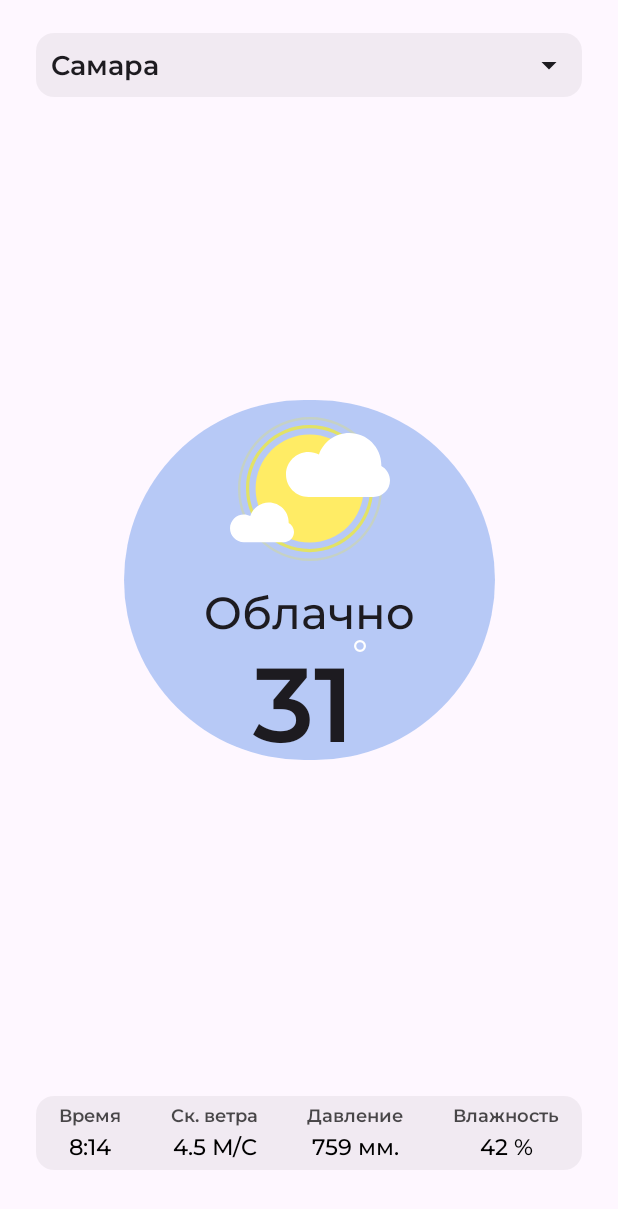
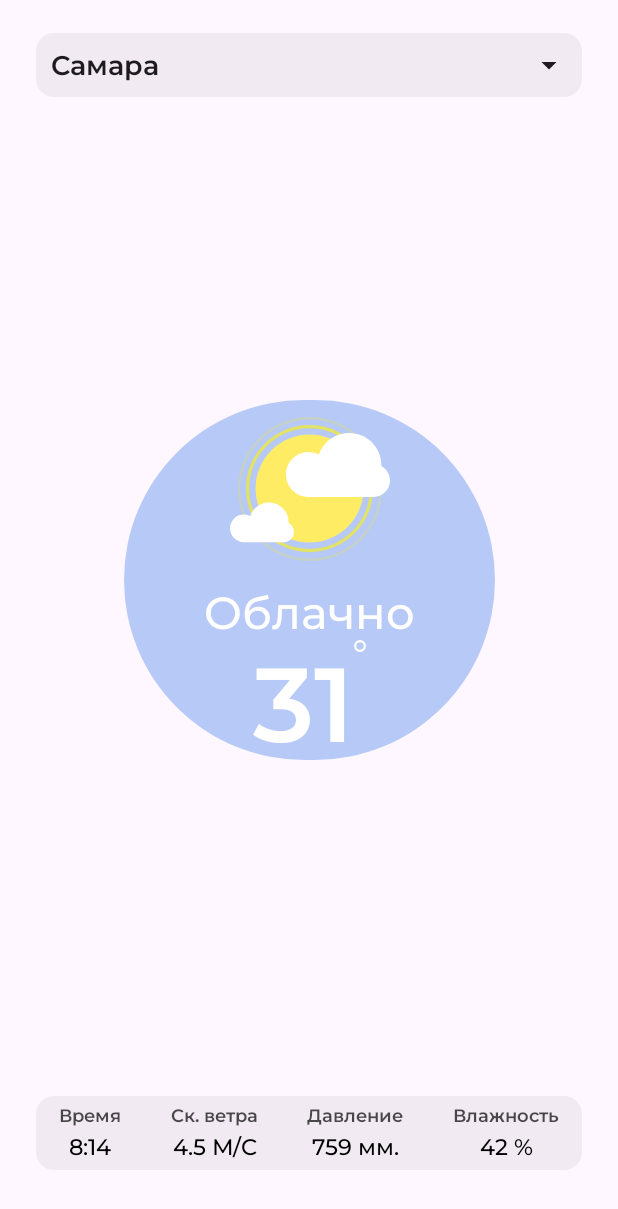
Before and after one commit to Kirill-wq333/Kart, an Android app built with Jetpack Compose: the screen it shows after launch (MainActivity), on a phone screen of 412 x 824 dp. Shown: the top 1209 px of the screen. Run offline under Robolectric (Android 15) with nearby library versions, the phone set to English and light mode, and no system bars.

Commit message:
Сделал Круг

```diff
--- a/app/src/main/java/com/example/fair2/MainActivity.kt
+++ b/app/src/main/java/com/example/fair2/MainActivity.kt
@@ -116,6 +116,7 @@ fun WeatherContent(
                 Text(
                     text = nameWeather,
                     fontSize = 30.sp,
+                    color = Color.White,
                     fontWeight = FontWeight.Medium,
                     fontFamily = FontFamily(listOf(Font(R.font.montserrat_medium)))
                 )
@@ -128,6 +129,7 @@ fun WeatherContent(
                     Text(
                         text = temperature,
                         fontSize = 70.sp,
+                        color = Color.White,
                         fontWeight = FontWeight.SemiBold,
                         fontFamily = FontFamily(listOf(Font(R.font.montserrat_semibold)))
                     )
```
